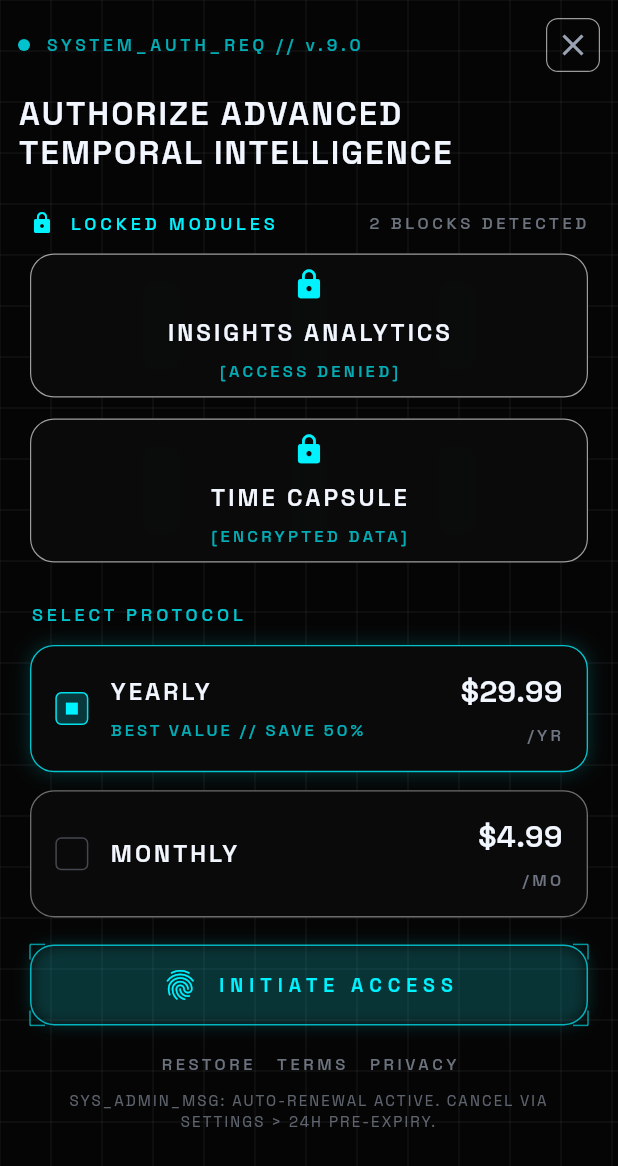
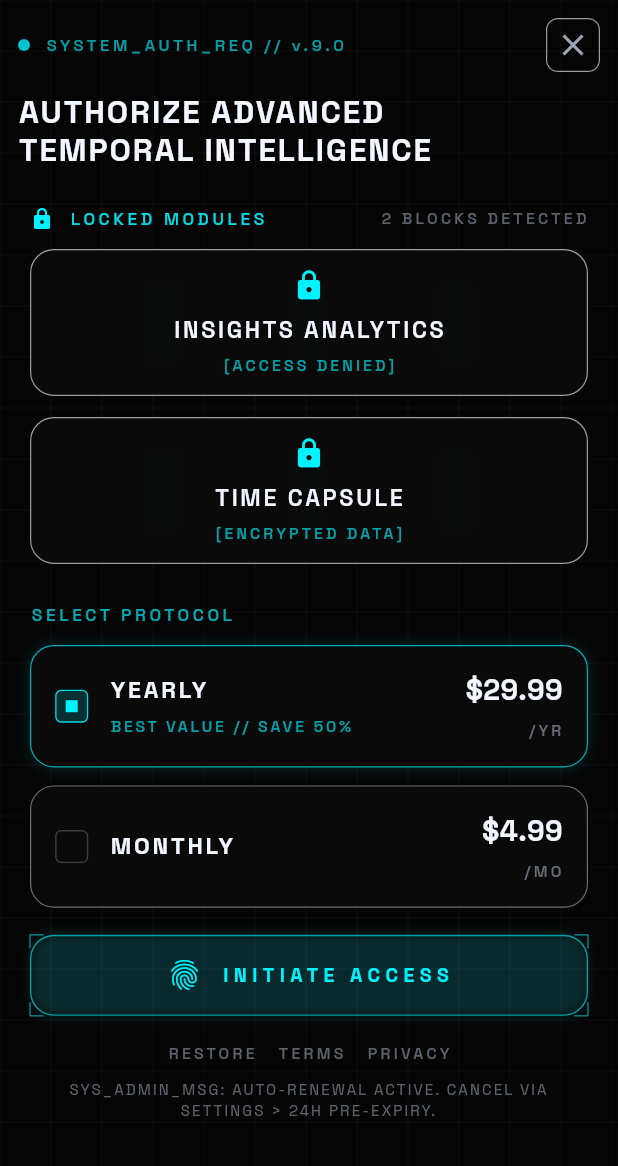
Before and after one commit to The-mean/webplanpro, a Flutter app: the ContextualPaywallScreen screen opened directly, on a phone screen of 412 x 824 dp. Shown: the top 1166 px of the screen. Run offline on Flutter 3.47's test engine with Material 3 defaults, Android fonts, the phone set to English and light mode, and no system bars; our stand-ins replace flutter_riverpod, go_router, google_fonts, hive, hive_flutter, in_app_purchase; accounts and stored records are empty; generated files the repository leaves out were written again.

Commit message:
Refine contextual paywall styling
Co-authored-by: ehadbal80 <ehadbal80@gmail.com>

```diff
--- a/wedplanpro/smart_phone_status/lib/features/contextual_paywall/contextual_paywall_screen.dart
+++ b/wedplanpro/smart_phone_status/lib/features/contextual_paywall/contextual_paywall_screen.dart
@@ -79,9 +79,9 @@ class _TopHeader extends StatelessWidget {
               Text(
                 'SYSTEM_AUTH_REQ // v.9.0',
                 style: AppText.hudLabel.copyWith(
-                  fontSize: 11.5,
-                  letterSpacing: 2.6,
-                  color: AppColors.neonCyan.withOpacity(0.7),
+                  fontSize: 11,
+                  letterSpacing: 2.4,
+                  color: AppColors.neonCyan.withOpacity(0.65),
                 ),
               ),
               const Spacer(),
@@ -109,11 +109,11 @@ class _TopHeader extends StatelessWidget {
           Text(
             'AUTHORIZE ADVANCED\nTEMPORAL INTELLIGENCE',
             style: AppText.title.copyWith(
-              fontSize: 22,
+              fontSize: 21,
               height: 1.2,
-              letterSpacing: 1.4,
+              letterSpacing: 1.3,
               color: AppColors.textPrimary,
-              fontWeight: FontWeight.w600,
+              fontWeight: FontWeight.w700,
             ),
           ),
         ],
@@ -137,18 +137,18 @@ class _LockedModulesSection extends StatelessWidget {
             Text(
               'LOCKED MODULES',
               style: AppText.hudLabel.copyWith(
-                fontSize: 12,
-                letterSpacing: 2.6,
-                color: AppColors.neonCyan,
+                fontSize: 11.5,
+                letterSpacing: 2.4,
+                color: AppColors.neonCyan.withOpacity(0.9),
               ),
             ),
             const Spacer(),
             Text(
               '2 BLOCKS DETECTED',
               style: AppText.hudLabel.copyWith(
-                fontSize: 11,
-                letterSpacing: 2.4,
-                color: AppColors.textMuted.withOpacity(0.7),
+                fontSize: 10.5,
+                letterSpacing: 2.2,
+                color: AppColors.textMuted.withOpacity(0.6),
               ),
             ),
           ],
@@ -205,9 +205,9 @@ class _ProtocolHeader extends StatelessWidget {
     return Text(
       'SELECT PROTOCOL',
       style: AppText.hudLabel.copyWith(
-        fontSize: 12,
-        letterSpacing: 2.6,
-        color: AppColors.neonCyan.withOpacity(0.8),
+        fontSize: 11.5,
+        letterSpacing: 2.4,
+        color: AppColors.neonCyan.withOpacity(0.7),
       ),
     );
   }
@@ -219,9 +219,9 @@ class _FooterLinks extends StatelessWidget {
   @override
   Widget build(BuildContext context) {
     final style = AppText.hudLabel.copyWith(
-      fontSize: 11,
-      letterSpacing: 2.4,
-      color: AppColors.textMuted.withOpacity(0.7),
+      fontSize: 10.5,
+      letterSpacing: 2.2,
+      color: AppColors.textMuted.withOpacity(0.6),
     );
     return Row(
       mainAxisAlignment: MainAxisAlignment.center,
--- a/wedplanpro/smart_phone_status/lib/features/contextual_paywall/widgets/initiate_access_button.dart
+++ b/wedplanpro/smart_phone_status/lib/features/contextual_paywall/widgets/initiate_access_button.dart
@@ -24,14 +24,14 @@ class InitiateAccessButton extends StatelessWidget {
           decoration: BoxDecoration(
             borderRadius: BorderRadius.circular(AppSpacing.radius),
             border: Border.all(
-              color: AppColors.neonCyan.withOpacity(0.7),
-              width: 1,
+              color: AppColors.neonCyan.withOpacity(0.6),
+              width: 0.9,
             ),
             color: Colors.white.withOpacity(0.02),
             boxShadow: [
               BoxShadow(
-                color: AppColors.neonCyan.withOpacity(0.18),
-                blurRadius: 8,
+                color: AppColors.neonCyan.withOpacity(0.14),
+                blurRadius: 6,
               ),
             ],
           ),
@@ -44,8 +44,8 @@ class InitiateAccessButton extends StatelessWidget {
                 label,
                 style: AppText.hudLabel.copyWith(
                   fontSize: 13,
-                  letterSpacing: 4,
-                  fontWeight: FontWeight.w600,
+                  letterSpacing: 3.6,
+                  fontWeight: FontWeight.w700,
                   color: AppColors.neonCyan,
                 ),
               ),
@@ -61,9 +61,9 @@ class _CornerBracketPainter extends CustomPainter {
   @override
   void paint(Canvas canvas, Size size) {
     final paint = Paint()
-      ..color = AppColors.neonCyan.withOpacity(0.6)
+      ..color = AppColors.neonCyan.withOpacity(0.5)
       ..strokeWidth = 1;
-    const corner = 10.0;
+    const corner = 9.0;
 
     canvas.drawLine(
         const Offset(0, 0), const Offset(corner, 0), paint);
--- a/wedplanpro/smart_phone_status/lib/features/contextual_paywall/widgets/locked_module_card.dart
+++ b/wedplanpro/smart_phone_status/lib/features/contextual_paywall/widgets/locked_module_card.dart
@@ -17,7 +17,7 @@ class LockedModuleCard extends StatelessWidget {
   @override
   Widget build(BuildContext context) {
     return Container(
-      height: 96,
+      height: 98,
       decoration: BoxDecoration(
         color: AppColors.card,
         borderRadius: BorderRadius.circular(AppSpacing.radius),
@@ -46,23 +46,23 @@ class LockedModuleCard extends StatelessWidget {
               mainAxisSize: MainAxisSize.min,
               children: [
                 const Icon(Icons.lock, color: AppColors.neonCyan, size: 22),
-                const SizedBox(height: 10),
+                const SizedBox(height: 8),
                 Text(
                   title,
                   style: AppText.title.copyWith(
-                    fontSize: 16,
-                    letterSpacing: 2,
+                    fontSize: 15.5,
+                    letterSpacing: 1.8,
                     color: AppColors.textPrimary,
                     fontWeight: FontWeight.w600,
                   ),
                 ),
-                const SizedBox(height: 6),
+                const SizedBox(height: 5),
                 Text(
                   subtitle,
                   style: AppText.hudLabel.copyWith(
-                    fontSize: 11,
-                    letterSpacing: 2.2,
-                    color: AppColors.neonCyan.withOpacity(0.7),
+                    fontSize: 10.5,
+                    letterSpacing: 2.1,
+                    color: AppColors.neonCyan.withOpacity(0.65),
                   ),
                 ),
               ],
@@ -80,8 +80,8 @@ class _GhostBar extends StatelessWidget {
   @override
   Widget build(BuildContext context) {
     return Container(
-      width: 24,
-      margin: const EdgeInsets.symmetric(vertical: 18),
+      width: 22,
+      margin: const EdgeInsets.symmetric(vertical: 20),
       decoration: BoxDecoration(
         color: AppColors.neonCyan.withOpacity(0.12),
         borderRadius: BorderRadius.circular(8),
--- a/wedplanpro/smart_phone_status/lib/features/contextual_paywall/widgets/protocol_plan_card.dart
+++ b/wedplanpro/smart_phone_status/lib/features/contextual_paywall/widgets/protocol_plan_card.dart
@@ -23,7 +23,7 @@ class ProtocolPlanCard extends StatelessWidget {
   @override
   Widget build(BuildContext context) {
     final borderColor = isSelected
-        ? AppColors.neonCyan.withOpacity(0.8)
+        ? AppColors.neonCyan.withOpacity(0.7)
         : AppColors.cardBorder.withOpacity(0.4);
     return InkWell(
       onTap: () {},
@@ -33,12 +33,12 @@ class ProtocolPlanCard extends StatelessWidget {
         decoration: BoxDecoration(
           color: AppColors.card,
           borderRadius: BorderRadius.circular(AppSpacing.radius),
-          border: Border.all(color: borderColor, width: 0.9),
+          border: Border.all(color: borderColor, width: 0.8),
           boxShadow: isSelected
               ? [
                   BoxShadow(
-                    color: AppColors.neonCyan.withOpacity(0.2),
-                    blurRadius: 10,
+                    color: AppColors.neonCyan.withOpacity(0.16),
+                    blurRadius: 8,
                     spreadRadius: 0,
                   ),
                 ]
@@ -55,9 +55,9 @@ class ProtocolPlanCard extends StatelessWidget {
                   Text(
                     title,
                     style: AppText.title.copyWith(
-                      fontSize: 16,
-                      letterSpacing: 2,
-                      fontWeight: FontWeight.w600,
+                      fontSize: 15.5,
+                      letterSpacing: 1.9,
+                      fontWeight: FontWeight.w700,
                       color: AppColors.textPrimary,
                     ),
                   ),
@@ -66,9 +66,9 @@ class ProtocolPlanCard extends StatelessWidget {
                     Text(
                       subtitle!,
                       style: AppText.hudLabel.copyWith(
-                        fontSize: 11,
-                        letterSpacing: 2,
-                        color: AppColors.neonCyan.withOpacity(0.7),
+                        fontSize: 10.5,
+                        letterSpacing: 1.9,
+                        color: AppColors.neonCyan.withOpacity(0.65),
                       ),
                     ),
                   ],
@@ -81,8 +81,8 @@ class ProtocolPlanCard extends StatelessWidget {
                 Text(
                   price,
                   style: AppText.title.copyWith(
-                    fontSize: 20,
-                    fontWeight: FontWeight.w600,
+                    fontSize: 19,
+                    fontWeight: FontWeight.w700,
                     color: AppColors.textPrimary,
                   ),
                 ),
@@ -90,9 +90,9 @@ class ProtocolPlanCard extends StatelessWidget {
                 Text(
                   period,
                   style: AppText.hudLabel.copyWith(
-                    fontSize: 11,
-                    letterSpacing: 2.2,
-                    color: AppColors.textMuted.withOpacity(0.7),
+                    fontSize: 10.5,
+                    letterSpacing: 2.1,
+                    color: AppColors.textMuted.withOpacity(0.65),
                   ),
                 ),
               ],
@@ -115,12 +115,12 @@ class _SelectionSquare extends StatelessWidget {
       width: 22,
       height: 22,
       decoration: BoxDecoration(
-        color: isSelected ? AppColors.neonCyan.withOpacity(0.2) : null,
+        color: isSelected ? AppColors.neonCyan.withOpacity(0.16) : null,
         border: Border.all(
           color: isSelected
-              ? AppColors.neonCyan.withOpacity(0.9)
-              : AppColors.textMuted.withOpacity(0.4),
-          width: 1,
+              ? AppColors.neonCyan.withOpacity(0.85)
+              : AppColors.textMuted.withOpacity(0.35),
+          width: 0.9,
         ),
         borderRadius: BorderRadius.circular(4),
       ),
--- a/wedplanpro/smart_phone_status/lib/features/contextual_paywall/widgets/subtle_contextual_background.dart
+++ b/wedplanpro/smart_phone_status/lib/features/contextual_paywall/widgets/subtle_contextual_background.dart
@@ -17,7 +17,7 @@ class _ContextualGridPainter extends CustomPainter {
   @override
   void paint(Canvas canvas, Size size) {
     final paint = Paint()
-      ..color = AppColors.textMuted.withOpacity(0.08)
+      ..color = AppColors.textMuted.withOpacity(0.045)
       ..strokeWidth = 1;
     const spacing = 34.0;
     for (var x = 0.0; x <= size.width; x += spacing) {
```
